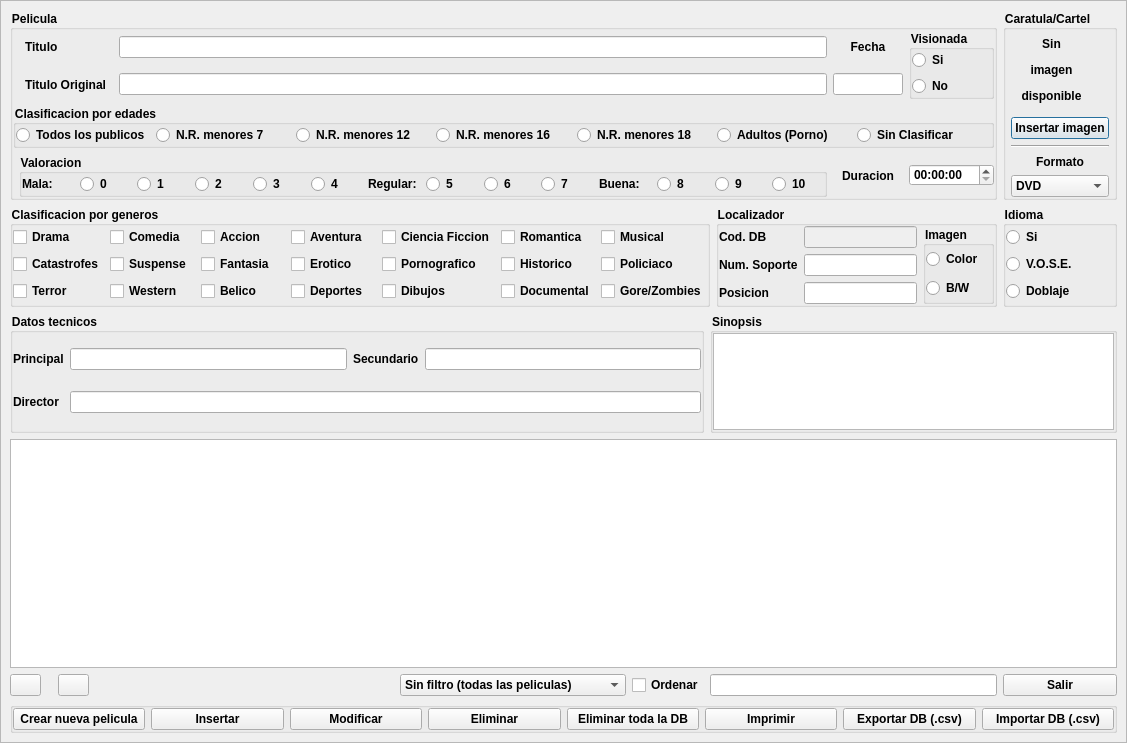
This is dbpelis.ui in kapyderi/recoverdrake-v3 as Qt 5 draws it before an edit. The edited form follows.
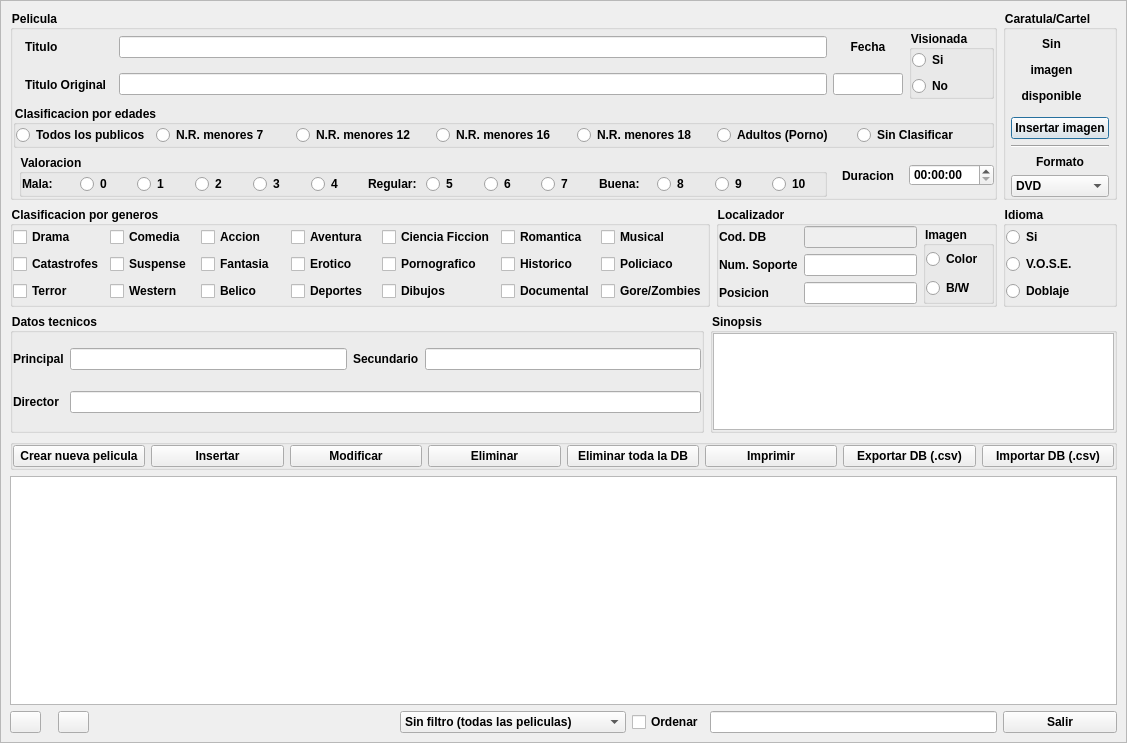
This is the edited form. Icons and pictures are not drawn.

Diff of the .ui file:
```diff
--- a/dbpelis.ui
+++ b/dbpelis.ui
@@ -1119,7 +1119,7 @@
          </layout>
         </widget>
        </item>
-       <item row="3" column="0" colspan="9">
+       <item row="4" column="0" colspan="9">
         <widget class="QTableView" name="tableView">
          <property name="styleSheet">
           <string notr="true">font: 7pt &quot;Sans Serif&quot;;
@@ -1139,7 +1139,14 @@
          </property>
         </widget>
        </item>
-       <item row="4" column="0">
+       <item row="5" column="1">
+        <widget class="QLabel" name="label_15">
+         <property name="text">
+          <string/>
+         </property>
+        </widget>
+       </item>
+       <item row="5" column="0">
         <widget class="QPushButton" name="pushButton_7">
          <property name="maximumSize">
           <size>
@@ -1156,14 +1163,7 @@
          </property>
         </widget>
        </item>
-       <item row="4" column="1">
-        <widget class="QLabel" name="label_15">
-         <property name="text">
-          <string/>
-         </property>
-        </widget>
-       </item>
-       <item row="4" column="2">
+       <item row="5" column="2">
         <widget class="QPushButton" name="pushButton_8">
          <property name="maximumSize">
           <size>
@@ -1180,7 +1180,7 @@
          </property>
         </widget>
        </item>
-       <item row="4" column="3">
+       <item row="5" column="3">
         <spacer name="horizontalSpacer">
          <property name="orientation">
           <enum>Qt::Horizontal</enum>
@@ -1193,7 +1193,7 @@
          </property>
         </spacer>
        </item>
-       <item row="4" column="4">
+       <item row="5" column="4">
         <widget class="QComboBox" name="comboBox">
          <property name="styleSheet">
           <string notr="true">font: 7pt &quot;Sans Serif&quot;;
@@ -1511,7 +1511,7 @@
          </item>
         </widget>
        </item>
-       <item row="4" column="5">
+       <item row="5" column="5">
         <widget class="QCheckBox" name="checkBox_22">
          <property name="styleSheet">
           <string notr="true">font: 7pt &quot;Sans Serif&quot;;
@@ -1522,10 +1522,10 @@
          </property>
         </widget>
        </item>
-       <item row="4" column="6" colspan="2">
+       <item row="5" column="6" colspan="2">
         <widget class="QLineEdit" name="lineEdit_8"/>
        </item>
-       <item row="4" column="8">
+       <item row="5" column="8">
         <widget class="QPushButton" name="pushButton_4">
          <property name="styleSheet">
           <string notr="true">font: 7pt &quot;Sans Serif&quot;;
@@ -1540,7 +1540,7 @@
          </property>
         </widget>
        </item>
-       <item row="5" column="0" colspan="9">
+       <item row="3" column="0" colspan="9">
         <widget class="QGroupBox" name="groupBox_13">
          <property name="title">
           <string/>
```
Left out of the diff: 11 changed lines with no effect on the pictures.
